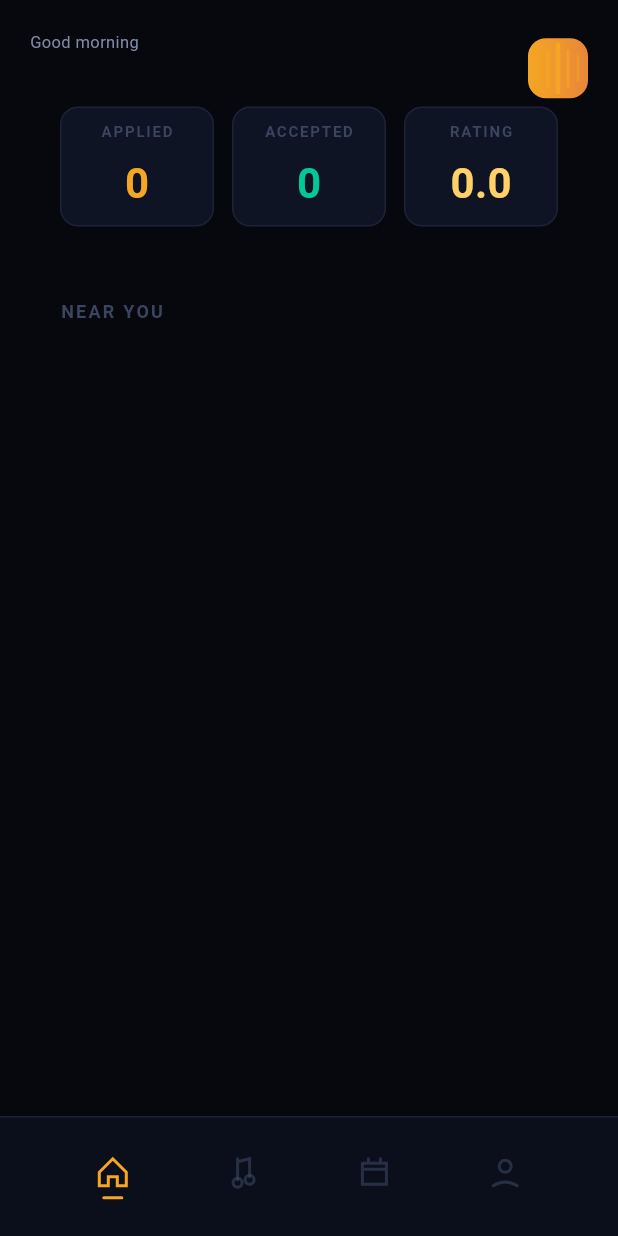
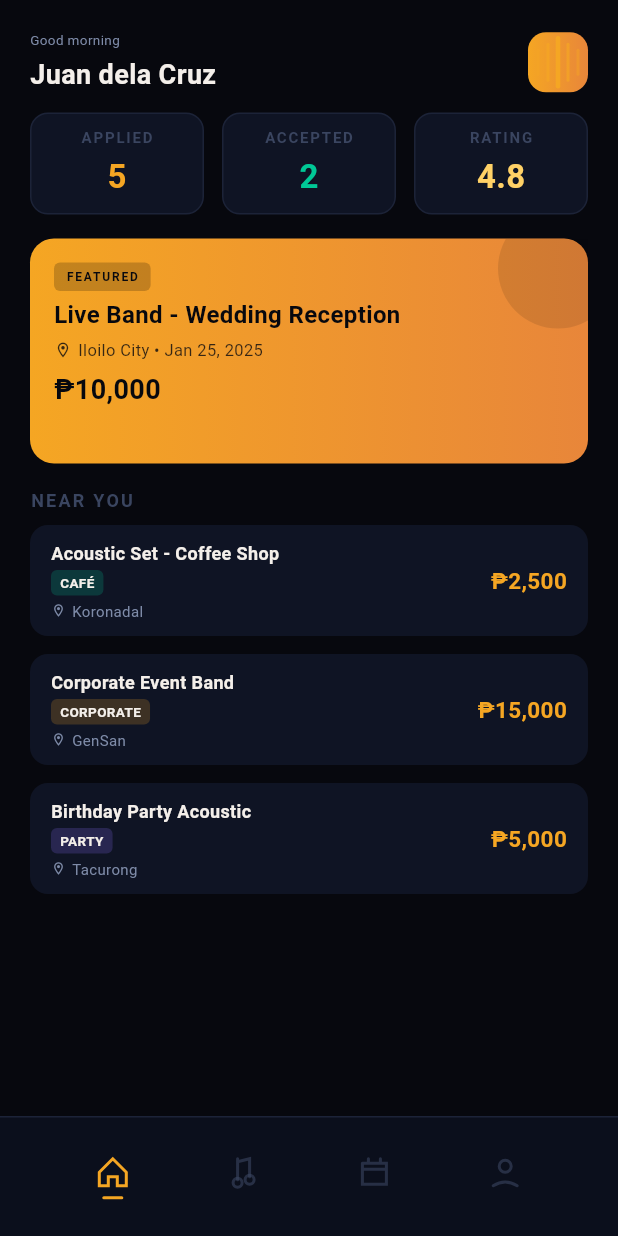
Before and after one commit to Aundori/GigSugo, a Flutter app: the MusicianHomeScreen screen opened by its route, on a phone screen of 412 x 824 dp. Run offline on Flutter 3.47's test engine with Material 3 defaults, Android fonts, the phone set to English and light mode, and no system bars; our stand-ins replace cloud_firestore, firebase_auth, firebase_core, flutter_riverpod, font_awesome_flutter, go_router and 2 more; accounts and stored records are empty; Roboto replaces fonts that are missing (Cormorant Garamond, DM Sans).

Commit message:
Musician Screen #1.2

```diff
--- a/lib/features/home/screens/musician_home_screen.dart
+++ b/lib/features/home/screens/musician_home_screen.dart
@@ -106,6 +106,63 @@ final userNameProvider = FutureProvider<String>((ref) async {
   return doc.data()?['name'] ?? 'Musician';
 });
 
+// Mock providers for development - remove when real data is available
+final mockFeaturedGigProvider = FutureProvider<Gig?>((ref) async {
+  return Gig(
+    id: '1',
+    title: 'Live Band - Wedding Reception',
+    location: 'Iloilo City',
+    date: 'Jan 25, 2025',
+    budget: '₱10,000',
+    tag: null,
+    createdAt: Timestamp.now(),
+  );
+});
+
+final mockNearbyGigsProvider = FutureProvider<List<Gig>>((ref) async {
+  return [
+    Gig(
+      id: '2',
+      title: 'Acoustic Set - Coffee Shop',
+      location: 'Koronadal',
+      date: 'Jan 28, 2025',
+      budget: '₱2,500',
+      tag: 'CAFÉ',
+      createdAt: Timestamp.now(),
+    ),
+    Gig(
+      id: '3',
+      title: 'Corporate Event Band',
+      location: 'GenSan',
+      date: 'Feb 2, 2025',
+      budget: '₱15,000',
+      tag: 'CORPORATE',
+      createdAt: Timestamp.now(),
+    ),
+    Gig(
+      id: '4',
+      title: 'Birthday Party Acoustic',
+      location: 'Tacurong',
+      date: 'Feb 5, 2025',
+      budget: '₱5,000',
+      tag: 'PARTY',
+      createdAt: Timestamp.now(),
+    ),
+  ];
+});
+
+final mockUserStatsProvider = FutureProvider<UserStats>((ref) async {
+  return UserStats(
+    applied: 5,
+    accepted: 2,
+    rating: 4.8,
+  );
+});
+
+final mockUserNameProvider = FutureProvider<String>((ref) async {
+  return 'Juan dela Cruz';
+});
+
 class MusicianHomeScreen extends ConsumerStatefulWidget {
   const MusicianHomeScreen({super.key});
 
@@ -132,10 +189,11 @@ class _MusicianHomeScreenState extends ConsumerState<MusicianHomeScreen> {
 
   @override
   Widget build(BuildContext context) {
-    final userNameAsync = ref.watch(userNameProvider);
-    final featuredGigAsync = ref.watch(featuredGigProvider);
-    final nearbyGigsAsync = ref.watch(nearbyGigsProvider);
-    final userStatsAsync = ref.watch(userStatsProvider);
+    // Use mock providers for development - switch to real providers when data is available
+    final userNameAsync = ref.watch(mockUserNameProvider);
+    final featuredGigAsync = ref.watch(mockFeaturedGigProvider);
+    final nearbyGigsAsync = ref.watch(mockNearbyGigsProvider);
+    final userStatsAsync = ref.watch(mockUserStatsProvider);
 
     return Scaffold(
       backgroundColor: AppColors.bg,
@@ -145,9 +203,15 @@ class _MusicianHomeScreenState extends ConsumerState<MusicianHomeScreen> {
         color: AppColors.amber,
         child: SingleChildScrollView(
           physics: const AlwaysScrollableScrollPhysics(),
-          padding: const EdgeInsets.symmetric(horizontal: 20.0, vertical: 20.0),
+          padding: const EdgeInsets.only(
+            left: 20.0,
+            right: 20.0,
+            top: 20.0,
+            bottom: 100.0,
+          ),
           child: Column(
             crossAxisAlignment: CrossAxisAlignment.start,
+            mainAxisAlignment: MainAxisAlignment.start,
             children: [
               // Header
               Row(
@@ -160,7 +224,7 @@ class _MusicianHomeScreenState extends ConsumerState<MusicianHomeScreen> {
                         _getGreeting(),
                         style: const TextStyle(
                           fontFamily: 'DM Sans',
-                          fontSize: 11,
+                          fontSize: 9,
                           color: AppColors.sub,
                         ),
                       ),
@@ -170,7 +234,7 @@ class _MusicianHomeScreenState extends ConsumerState<MusicianHomeScreen> {
                           name,
                           style: const TextStyle(
                             fontFamily: 'Cormorant Garamond',
-                            fontSize: 22,
+                            fontSize: 18,
                             color: AppColors.text,
                             fontWeight: FontWeight.w600,
                           ),
@@ -205,10 +269,9 @@ class _MusicianHomeScreenState extends ConsumerState<MusicianHomeScreen> {
                   ),
                 ],
               ),
+              const SizedBox(height: 12),
               // Stats Row
-              Padding(
-                padding: const EdgeInsets.symmetric(horizontal: 20),
-                child: userStatsAsync.when(
+              userStatsAsync.when(
                   data: (stats) => Row(
                     children: [
                       Expanded(
@@ -246,26 +309,16 @@ class _MusicianHomeScreenState extends ConsumerState<MusicianHomeScreen> {
                   ),
                   error: (_, _) => const SizedBox(),
                 ),
-              ),
-
-              const SizedBox(height: 24),
-
+              const SizedBox(height: 16),
               // Featured Gig
-              Padding(
-                padding: const EdgeInsets.symmetric(horizontal: 20),
-                child: featuredGigAsync.when(
+              featuredGigAsync.when(
                 data: (gig) => gig != null ? _FeaturedGigCard(gig: gig) : const SizedBox(),
                 loading: () => const Skeleton(height: 140),
-                  error: (_, _) => const SizedBox(),
+                error: (_, __) => const SizedBox(),
               ),
-              ),
-
-              const SizedBox(height: 24),
-
+              const SizedBox(height: 16),
               // Near You Section
-              Padding(
-                padding: const EdgeInsets.symmetric(horizontal: 20),
-                child: Text(
+              Text(
                 'NEAR YOU',
                 style: const TextStyle(
                   fontFamily: 'DM Sans',
@@ -275,14 +328,9 @@ class _MusicianHomeScreenState extends ConsumerState<MusicianHomeScreen> {
                   fontWeight: FontWeight.w600,
                 ),
               ),
-              ),
-
-              const SizedBox(height: 12),
-
+              const SizedBox(height: 8),
               // Nearby Gigs List
-              Padding(
-                padding: const EdgeInsets.symmetric(horizontal: 20),
-                child: nearbyGigsAsync.when(
+              nearbyGigsAsync.when(
                   data: (gigs) => Column(
                     children: gigs.map((gig) => Padding(
                       padding: const EdgeInsets.only(bottom: 12),
@@ -295,8 +343,7 @@ class _MusicianHomeScreenState extends ConsumerState<MusicianHomeScreen> {
                       child: const Skeleton(height: 80),
                     )),
                   ),
-                  error: (_, _) => const SizedBox(),
-                ),
+                  error: (_, __) => const SizedBox(),
                 ),
             ],
           ),
@@ -321,7 +368,7 @@ class _StatCard extends StatelessWidget {
   @override
   Widget build(BuildContext context) {
     return Container(
-      height: 80,
+      height: 68,
       decoration: BoxDecoration(
         color: AppColors.card,
         border: Border.all(color: AppColors.border),
@@ -340,12 +387,12 @@ class _StatCard extends StatelessWidget {
               fontWeight: FontWeight.w600,
             ),
           ),
-          const SizedBox(height: 8),
+          const SizedBox(height: 4),
           Text(
             value,
             style: TextStyle(
               fontFamily: 'Cormorant Garamond',
-              fontSize: 28,
+              fontSize: 22,
               color: color,
               fontWeight: FontWeight.w600,
             ),
@@ -364,7 +411,7 @@ class _FeaturedGigCard extends StatelessWidget {
   @override
   Widget build(BuildContext context) {
     return Container(
-      height: 140,
+      height: 150,
       decoration: BoxDecoration(
         borderRadius: BorderRadius.circular(16),
         gradient: const LinearGradient(
@@ -409,12 +456,12 @@ class _FeaturedGigCard extends StatelessWidget {
                     ),
                   ),
                 ),
-                const SizedBox(height: 12),
+                const SizedBox(height: 4),
                 Text(
                   gig.title,
                   style: const TextStyle(
                     fontFamily: 'Cormorant Garamond',
-                    fontSize: 18,
+                    fontSize: 16,
                     color: AppColors.bg,
                     fontWeight: FontWeight.w600,
                   ),
@@ -438,12 +485,12 @@ class _FeaturedGigCard extends StatelessWidget {
                     ),
                   ],
                 ),
-                const Spacer(),
+                const SizedBox(height: 6),
                 Text(
                   gig.budget,
                   style: const TextStyle(
                     fontFamily: 'Cormorant Garamond',
-                    fontSize: 20,
+                    fontSize: 18,
                     color: AppColors.bg,
                     fontWeight: FontWeight.w600,
                   ),
@@ -478,13 +525,16 @@ class _NearbyGigCard extends StatelessWidget {
   @override
   Widget build(BuildContext context) {
     return Container(
-      height: 80,
+      // No fixed height — let content determine height
       decoration: BoxDecoration(
         color: AppColors.card,
         borderRadius: BorderRadius.circular(12),
       ),
       child: Padding(
-        padding: const EdgeInsets.all(16),
+        padding: const EdgeInsets.symmetric(
+          horizontal: 14,
+          vertical: 10,
+        ),
         child: Row(
           children: [
             Expanded(
@@ -502,9 +552,9 @@ class _NearbyGigCard extends StatelessWidget {
                     ),
                   ),
                   if (gig.tag != null) ...[
-                    const SizedBox(height: 4),
+                    const SizedBox(height: 3),
                     Container(
-                      padding: const EdgeInsets.symmetric(horizontal: 8, vertical: 3),
+                      padding: const EdgeInsets.symmetric(horizontal: 6, vertical: 2),
                       decoration: BoxDecoration(
                         color: _getTagColor(gig.tag!),
                         borderRadius: BorderRadius.circular(4),
@@ -520,7 +570,7 @@ class _NearbyGigCard extends StatelessWidget {
                       ),
                     ),
                   ],
-                  const SizedBox(height: 6),
+                  const SizedBox(height: 3),
                   Row(
                     children: [
                       Icon(
```
Lines whose indentation alone changed are shown as unchanged.
